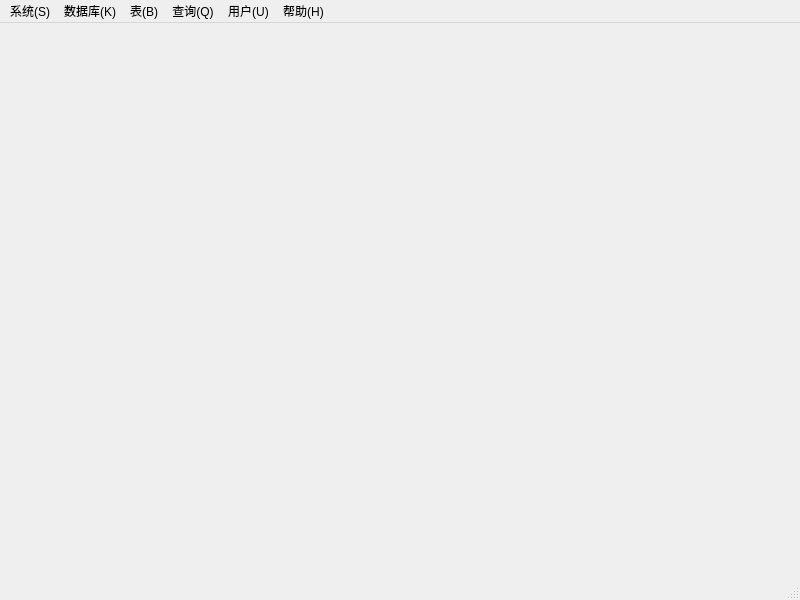
First picture: the form in mainwindow.ui, repository hanjiang1073/MyDBMS, before the edit.
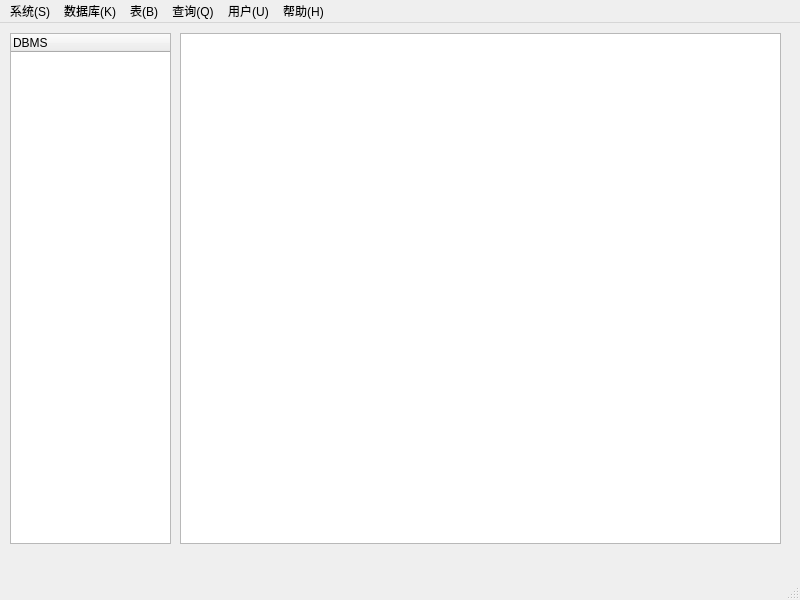
Second picture: the form after the edit.

What changed in the file:
```diff
--- a/mainwindow.ui
+++ b/mainwindow.ui
@@ -13,7 +13,33 @@
   <property name="windowTitle">
    <string>MainWindow</string>
   </property>
-  <widget class="QWidget" name="centralwidget"/>
+  <widget class="QWidget" name="centralwidget">
+   <widget class="QTreeWidget" name="treeWidget">
+    <property name="geometry">
+     <rect>
+      <x>10</x>
+      <y>10</y>
+      <width>161</width>
+      <height>511</height>
+     </rect>
+    </property>
+    <column>
+     <property name="text">
+      <string>DBMS</string>
+     </property>
+    </column>
+   </widget>
+   <widget class="QTableWidget" name="tableWidget">
+    <property name="geometry">
+     <rect>
+      <x>180</x>
+      <y>10</y>
+      <width>601</width>
+      <height>511</height>
+     </rect>
+    </property>
+   </widget>
+  </widget>
   <widget class="QMenuBar" name="menubar">
    <property name="geometry">
     <rect>
```
Left out of the diff: 6 changed lines with no effect on the pictures.
